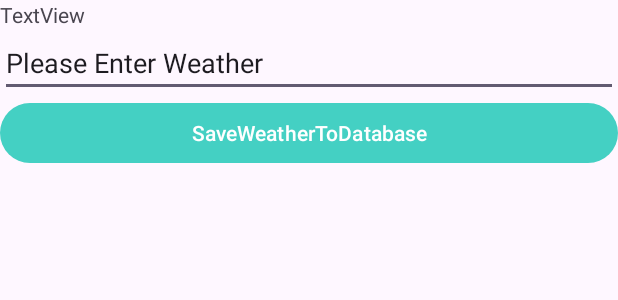
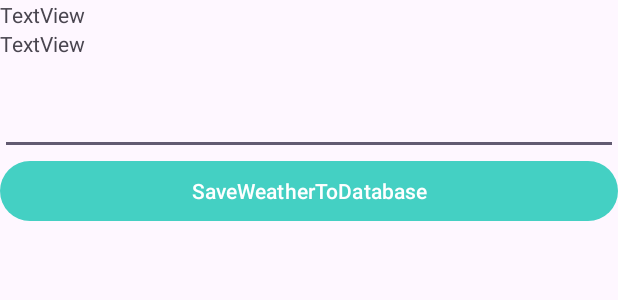
Before and after one commit to vaishnaviu/Clothesmate, an Android app: the layout activity_usage_detail.xml on its own in the app's theme, with its tools: preview values and no code run, on a phone screen of 412 x 824 dp. Shown: the top 300 px of the screen. Run offline under Robolectric (Android 15) with nearby library versions, the phone set to English and light mode, and no system bars.

Commit message:
Allow users to input weather.

```diff
--- a/app/src/main/java/com/example/myapplication/Event.java
+++ b/app/src/main/java/com/example/myapplication/Event.java
@@ -33,6 +33,9 @@ public class Event {
         this.status = false;
     }
 
+    public String getWeather(){
+        return weather;
+    }
     public void setWeather(String weather){
         this.weather = weather;
     }
--- a/app/src/main/res/layout/activity_usage_detail.xml
+++ b/app/src/main/res/layout/activity_usage_detail.xml
@@ -10,18 +10,27 @@
 
 
     <TextView
-        android:id="@+id/UsageDetail"
+        android:id="@+id/DateTimeDetail"
         android:layout_width="match_parent"
         android:layout_height="wrap_content"
         android:text="TextView" />
 
+    <TextView
+        android:id="@+id/IdDetail"
+        android:layout_width="match_parent"
+        android:layout_height="wrap_content"
+        android:text="TextView" />
+    <TextView
+        android:id="@+id/WeatherDetail"
+        android:layout_width="match_parent"
+        android:layout_height="wrap_content" />
+
     <EditText
-        android:id="@+id/Weather"
+        android:id="@+id/WeatherEdit"
         android:layout_width="match_parent"
         android:layout_height="wrap_content"
         android:ems="10"
-        android:inputType="text"
-        android:text="Please Enter Weather" />
+        android:inputType="text"/>
 
     <Button
         android:id="@+id/btnWeather"
```
Also changed, not shown: app/src/main/java/com/example/myapplication/ListOfUsageFragment.java (+6 -1 lines), app/src/main/java/com/example/myapplication/UsageDetail.java (+50 -2 lines).
